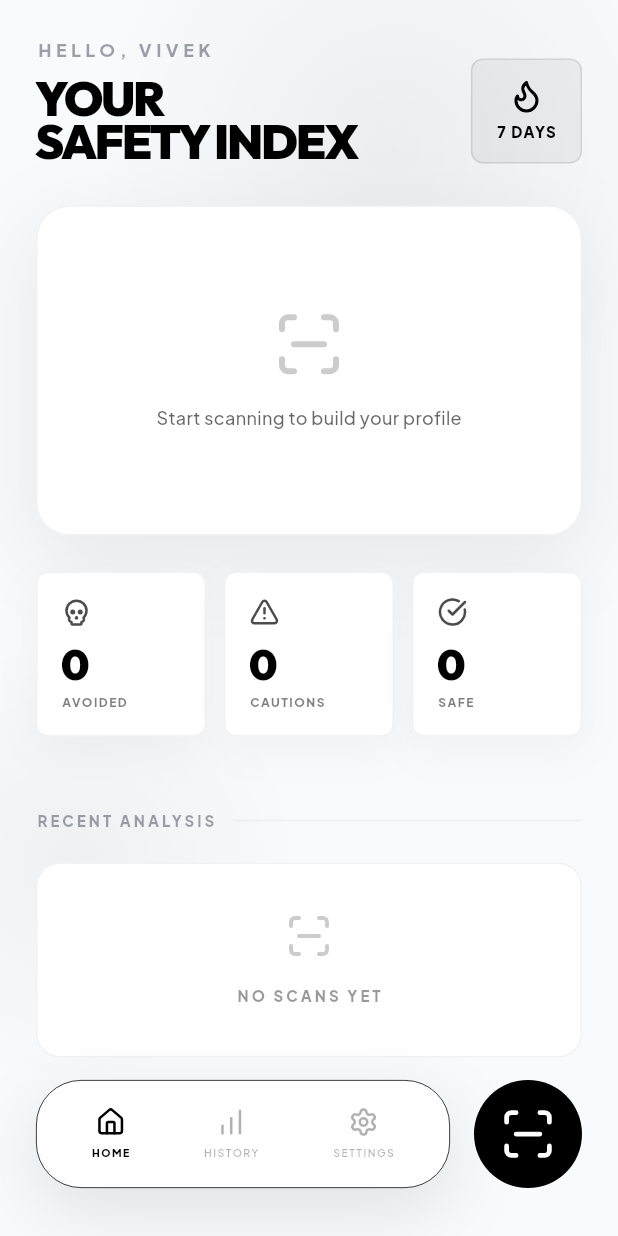
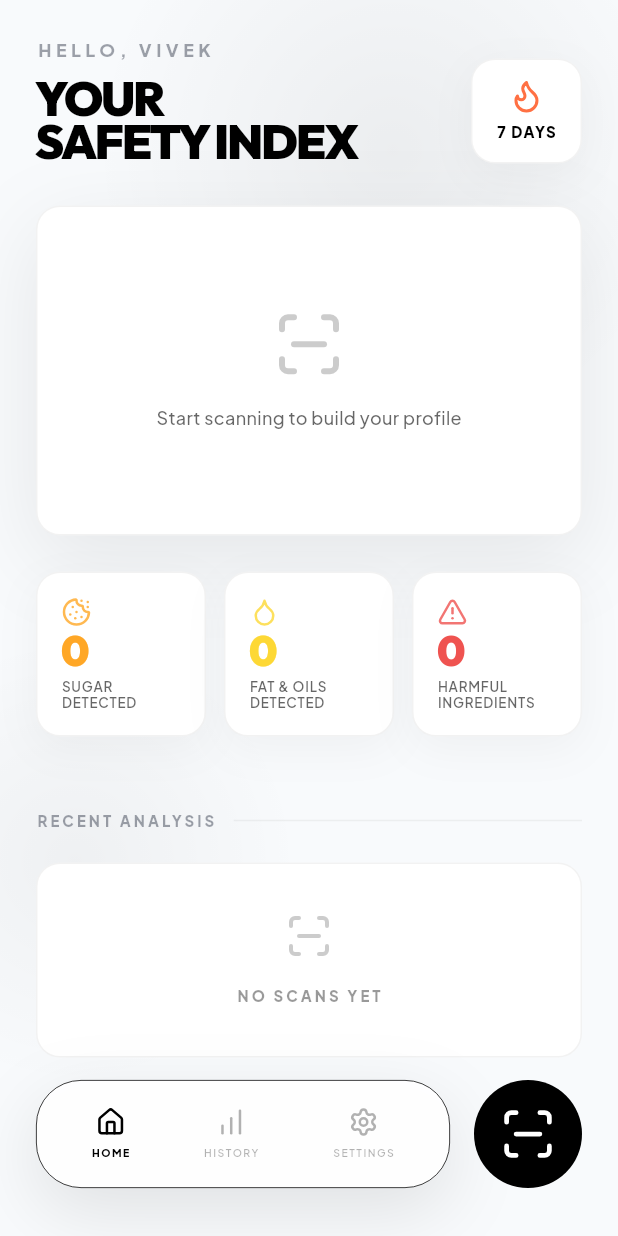
Before and after one commit to vivekvsingh19/LabelLens_ai, a Flutter app: the HomeScreen screen opened by its route, on a phone screen of 412 x 824 dp. Run offline on Flutter 3.47's test engine with Material 3 defaults, Android fonts, the phone set to English and light mode, and no system bars; drawn by our look-alikes of flutter_animate; our stand-ins replace camera, fl_chart, flutter_dotenv, flutter_riverpod, go_router, google_fonts and 4 more; accounts and stored records are empty; network calls fail; project files that could hold a hidden picture were left out.

Commit message:
feat: enhance UI with color updates and improved action tiles in home and profile screens

```diff
--- a/lib/core/services/gemini_service.dart
+++ b/lib/core/services/gemini_service.dart
@@ -125,13 +125,15 @@ class GeminiService {
        - If an ingredient is banned or restricted in Europe/Japan but allowed locally, mark it as "CAUTION" or "AVOID".
        - Rate its safety ("safe", "caution", "avoid").
        - Provide a brutal, truth-telling ONE-LINE explanation (max 80 characters). If it's carcinogenic, say "Carcinogenic - linked to cancer". If it's an endocrine disruptor, say "Disrupts hormones - long-term reproductive harm". Be direct and mention the specific long-term health impact.
-    5. Calculate a strict Safety Score (0-100). Penalize heavily for harmful additives.
+    5. Calculate a strict Safety Score (0-100). Penalize heavily for harmful additives. Do not penalize for unknown processing factors.
     6. Generate a 2-3 sentence overview. Be direct about long-term health risks.
     7. Identify key highlights (e.g., "Contains Banned Dyes", "High Sugar", "Paraben-Free").
 
     CRITICAL RULES:
     - BE STRICT. Do not sugarcoat. If a product has 1% harmful ingredient, it is NOT safe.
     - Flag "Avoid" ingredients like Parabens, Phthalates, BHA/BHT, High Fructose Corn Syrup, Artificial Dyes, and hidden sugars immediately.
+    - Do NOT penalize for hypothetical or unstated processing methods (e.g., roasting quality, sourcing) unless explicitly stated on the label. Assume standard safe processing unless evidence suggests otherwise.
+    - If all ingredients are safe, the score MUST be 100 and the rating MUST be 'safe'.
     - Be transparent about percentage if inferred context suggests high quantity (e.g. first 3 ingredients).
     - Respond ONLY in valid JSON.
 
--- a/lib/core/theme/app_theme.dart
+++ b/lib/core/theme/app_theme.dart
@@ -27,9 +27,9 @@ class AppTheme {
   static const Color avoidColor = Color(0xFFEF4444); // Red
 
   // Design Tokens
-  static const double borderRadiusLarge = 24.0;
+  static const double borderRadiusLarge = 16.0;
   static const double borderRadiusMedium = 16.0;
-  static const double borderRadiusSmall = 12.0;
+  static const double borderRadiusSmall = 16.0;
 
   // Shadow Tokens
   static List<BoxShadow> softShadow(bool isDark) => [
--- a/lib/features/home/home_screen.dart
+++ b/lib/features/home/home_screen.dart
@@ -150,19 +150,20 @@ class HomeScreen extends ConsumerWidget {
     return Container(
       padding: const EdgeInsets.symmetric(horizontal: 16, vertical: 12),
       decoration: BoxDecoration(
-        color: (isDark ? Colors.white : Colors.black).withValues(alpha: 0.05),
-        borderRadius: BorderRadius.circular(8),
+        color: isDark ? AppTheme.darkCard : Colors.white,
+        borderRadius: BorderRadius.circular(16),
+        boxShadow: AppTheme.softShadow(isDark),
         border: Border.all(
-          color: (isDark ? Colors.white : Colors.black).withValues(alpha: 0.1),
+          color: (isDark ? Colors.white : Colors.black).withValues(alpha: 0.05),
         ),
       ),
       child: Column(
         mainAxisSize: MainAxisSize.min,
         children: [
-          Icon(
+          const Icon(
             LucideIcons.flame,
             size: 24,
-            color: isDark ? Colors.white : Colors.black,
+            color: Color(0xFFFF7043), // Orange accent
           ),
           const SizedBox(height: 4),
           Text(
@@ -315,7 +316,7 @@ class HomeScreen extends ConsumerWidget {
       padding: const EdgeInsets.symmetric(horizontal: 12, vertical: 8),
       decoration: BoxDecoration(
         color: (isDark ? Colors.white : Colors.black).withValues(alpha: 0.05),
-        borderRadius: BorderRadius.circular(8),
+        borderRadius: BorderRadius.circular(16),
         border: Border.all(
           color: (isDark ? Colors.white : Colors.black).withValues(alpha: 0.05),
         ),
@@ -355,7 +356,7 @@ class HomeScreen extends ConsumerWidget {
       height: 220,
       decoration: BoxDecoration(
         color: isDark ? AppTheme.darkCard : Colors.white,
-        borderRadius: BorderRadius.circular(22),
+        borderRadius: BorderRadius.circular(16),
         boxShadow: AppTheme.premiumShadow(isDark),
         border: Border.all(
             color:
@@ -381,16 +382,39 @@ class HomeScreen extends ConsumerWidget {
   }
 
   Widget _buildQuickActions(bool isDark, List<ProductAnalysis> history) {
-    // Calculate real stats from last 5 products
-    int avoidCount = 0;
-    int cautionCount = 0;
-    int safeCount = 0;
+    int sugarCount = 0;
+    int fatCount = 0;
+    int harmfulCount = 0;
 
-    for (var scan in history.take(5)) {
+    for (var scan in history) {
       for (var ing in scan.ingredients) {
-        if (ing.rating == SafetyBadge.avoid) avoidCount++;
-        if (ing.rating == SafetyBadge.caution) cautionCount++;
-        if (ing.rating == SafetyBadge.safe) safeCount++;
+        final name = ing.name.toLowerCase();
+
+        // Sugar detection
+        if (name.contains('sugar') ||
+            name.contains('syrup') ||
+            name.contains('glucose') ||
+            name.contains('fructose') ||
+            name.contains('sucrose') ||
+            name.contains('sweetener')) {
+          sugarCount++;
+        }
+
+        // Fat detection
+        if (name.contains('fat') ||
+            name.contains('oil') ||
+            name.contains('butter') ||
+            name.contains('cream') ||
+            name.contains('lipid') ||
+            name.contains('shortening')) {
+          fatCount++;
+        }
+
+        // Harmful (Avoid/Caution)
+        if (ing.rating == SafetyBadge.avoid ||
+            ing.rating == SafetyBadge.caution) {
+          harmfulCount++;
+        }
       }
     }
 
@@ -398,27 +422,34 @@ class HomeScreen extends ConsumerWidget {
       children: [
         Expanded(
             child: _buildActionTile(
-                "AVOIDED", avoidCount.toString(), LucideIcons.skull, isDark)),
+                "SUGAR\nDETECTED", "$sugarCount", LucideIcons.cookie, isDark,
+                accentColor: const Color(0xFFFFA726))), // Orange
         const SizedBox(width: 12),
         Expanded(
-            child: _buildActionTile("CAUTIONS", cautionCount.toString(),
-                LucideIcons.alertTriangle, isDark)),
+            child: _buildActionTile("FAT & OILS\nDETECTED", "$fatCount",
+                LucideIcons.droplet, isDark,
+                accentColor: const Color(0xFFFDD835))), // Yellow
         const SizedBox(width: 12),
         Expanded(
-            child: _buildActionTile(
-                "SAFE", safeCount.toString(), LucideIcons.checkCircle, isDark)),
+            child: _buildActionTile("HARMFUL\nINGREDIENTS",
+                harmfulCount.toString(), LucideIcons.alertTriangle, isDark,
+                accentColor: const Color(0xFFEF5350))), // Red
       ],
     );
   }
 
   Widget _buildActionTile(
-      String label, String value, IconData icon, bool isDark) {
+      String label, String value, IconData icon, bool isDark,
+      {Color? accentColor}) {
+    final effectiveColor =
+        accentColor ?? (isDark ? Colors.white : Colors.black);
+
     return Container(
       height: 110,
       padding: const EdgeInsets.all(16),
       decoration: BoxDecoration(
         color: isDark ? AppTheme.darkCard : Colors.white,
-        borderRadius: BorderRadius.circular(8),
+        borderRadius: BorderRadius.circular(16),
         boxShadow: AppTheme.softShadow(isDark),
         border: Border.all(
           color: (isDark ? Colors.white : Colors.black).withValues(alpha: 0.05),
@@ -428,26 +459,32 @@ class HomeScreen extends ConsumerWidget {
         crossAxisAlignment: CrossAxisAlignment.start,
         mainAxisAlignment: MainAxisAlignment.spaceBetween,
         children: [
-          Icon(icon,
-              size: 20,
-              color: (isDark ? Colors.white : Colors.black)
-                  .withValues(alpha: 0.7)),
+          Icon(icon, size: 20, color: effectiveColor.withValues(alpha: 0.8)),
           Column(
             crossAxisAlignment: CrossAxisAlignment.start,
             children: [
-              Text(value,
-                  style: AppTheme.h2(isDark).copyWith(
-                      fontSize: 28,
-                      height: 1,
-                      fontWeight: FontWeight.w900,
-                      color: isDark ? Colors.white : Colors.black)),
+              FittedBox(
+                fit: BoxFit.scaleDown,
+                alignment: Alignment.centerLeft,
+                child: Text(value,
+                    maxLines: 1,
+                    style: AppTheme.h2(isDark).copyWith(
+                        fontSize: 28,
+                        height: 1,
+                        fontWeight: FontWeight.w900,
+                        color: effectiveColor)),
+              ),
               const SizedBox(height: 4),
               Text(label,
+                  maxLines: 2,
+                  overflow: TextOverflow.ellipsis,
                   style: AppTheme.caption(isDark).copyWith(
-                      fontSize: 8,
-                      letterSpacing: 1,
+                      fontSize: 9,
+                      height: 1.2,
+                      fontWeight: FontWeight.w600,
+                      letterSpacing: 0.5,
                       color: (isDark ? Colors.white : Colors.black)
-                          .withValues(alpha: 0.5))),
+                          .withValues(alpha: 0.6))),
             ],
           ),
         ],
@@ -494,6 +531,17 @@ class HomeScreen extends ConsumerWidget {
         final scan = history[index];
         final timeAgo = _getTimeAgo(scan.date);
 
+        // Determine colors based on data
+        final scoreColor = scan.score > 70
+            ? const Color(0xFF66BB6A) // Green
+            : scan.score > 40
+                ? const Color(0xFFFFA726) // Orange
+                : const Color(0xFFEF5350); // Red
+
+        final categoryColor = scan.category.toLowerCase() == 'food'
+            ? const Color(0xFF66BB6A) // Green
+            : const Color(0xFFAB47BC); // Purple
+
         return GestureDetector(
           behavior: HitTestBehavior.opaque,
           onTap: () => context.push(
@@ -504,7 +552,7 @@ class HomeScreen extends ConsumerWidget {
             padding: const EdgeInsets.all(16),
             decoration: BoxDecoration(
               color: isDark ? AppTheme.darkCard : Colors.white,
-              borderRadius: BorderRadius.circular(10),
+              borderRadius: BorderRadius.circular(16),
               boxShadow: AppTheme.softShadow(isDark),
               border: Border.all(
                   color: (isDark ? Colors.white : Colors.black)
@@ -516,9 +564,8 @@ class HomeScreen extends ConsumerWidget {
                   width: 56,
                   height: 56,
                   decoration: BoxDecoration(
-                    color: (isDark ? Colors.white : Colors.black)
-                        .withValues(alpha: 0.05),
-                    borderRadius: BorderRadius.circular(14),
+                    color: scoreColor.withValues(alpha: 0.1),
+                    borderRadius: BorderRadius.circular(16),
                   ),
                   child: Center(
                     child: Text(
@@ -526,7 +573,7 @@ class HomeScreen extends ConsumerWidget {
                       style: AppTheme.h3(isDark).copyWith(
                           fontSize: 18,
                           fontWeight: FontWeight.w900,
-                          color: isDark ? Colors.white : Colors.black),
+                          color: scoreColor),
                     ),
                   ),
                 ),
@@ -547,8 +594,7 @@ class HomeScreen extends ConsumerWidget {
                                 ? LucideIcons.apple
                                 : LucideIcons.sparkles,
                             size: 12,
-                            color: (isDark ? Colors.white : Colors.black)
-                                .withValues(alpha: 0.5),
+                            color: categoryColor,
                           ),
                           const SizedBox(width: 6),
                           Text(
--- a/lib/features/onboarding/login_screen.dart
+++ b/lib/features/onboarding/login_screen.dart
@@ -156,7 +156,7 @@ class _LoginScreenState extends State<LoginScreen> {
             width: 1,
           ),
           shape: RoundedRectangleBorder(
-            borderRadius: BorderRadius.circular(20),
+            borderRadius: BorderRadius.circular(16),
           ),
         ),
         child: _isLoading
--- a/lib/features/onboarding/onboarding_screen.dart
+++ b/lib/features/onboarding/onboarding_screen.dart
@@ -318,7 +318,7 @@ class _OnboardingScreenState extends State<OnboardingScreen> {
           foregroundColor: isDark ? Colors.black : Colors.white,
           elevation: 0,
           shape: RoundedRectangleBorder(
-            borderRadius: BorderRadius.circular(20),
+            borderRadius: BorderRadius.circular(16),
           ),
         ),
         child: Row(
--- a/lib/features/scan/camera_screen.dart
+++ b/lib/features/scan/camera_screen.dart
@@ -313,7 +313,7 @@ class _CameraScreenState extends ConsumerState<CameraScreen> {
             padding: const EdgeInsets.all(16),
             decoration: BoxDecoration(
               color: Colors.black.withValues(alpha: 0.6),
-              borderRadius: BorderRadius.circular(20),
+              borderRadius: BorderRadius.circular(16),
               border: Border.all(color: Colors.white24),
             ),
             child: const Text('IS THE TEXT CLEAR AND READABLE?',
@@ -337,7 +337,7 @@ class _CameraScreenState extends ConsumerState<CameraScreen> {
                     foregroundColor: Colors.white,
                     padding: const EdgeInsets.symmetric(vertical: 20),
                     shape: RoundedRectangleBorder(
-                        borderRadius: BorderRadius.circular(20)),
+                        borderRadius: BorderRadius.circular(16)),
                   ),
                 ),
               ),
@@ -352,7 +352,7 @@ class _CameraScreenState extends ConsumerState<CameraScreen> {
                     foregroundColor: Colors.black,
                     padding: const EdgeInsets.symmetric(vertical: 20),
                     shape: RoundedRectangleBorder(
-                        borderRadius: BorderRadius.circular(20)),
+                        borderRadius: BorderRadius.circular(16)),
                   ),
                 ),
               ),
```
Also changed, not shown: lib/features/profile/profile_screen.dart (+29 -19 lines), lib/features/result/result_screen.dart (+7 -7 lines).
